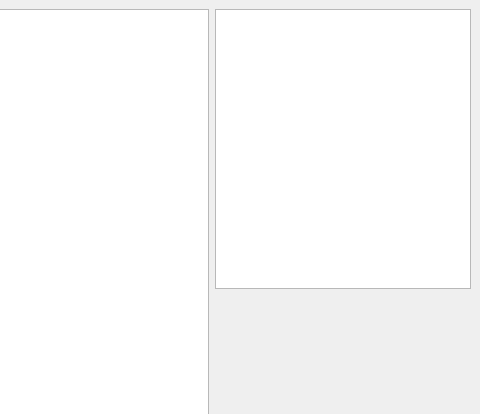
Qt form mainwindow.ui (ErdKoc/PDF-Editor) before a commit; both pictures show x 515 to 995 and y 0 to 414 of the 995 by 600 pixel window.
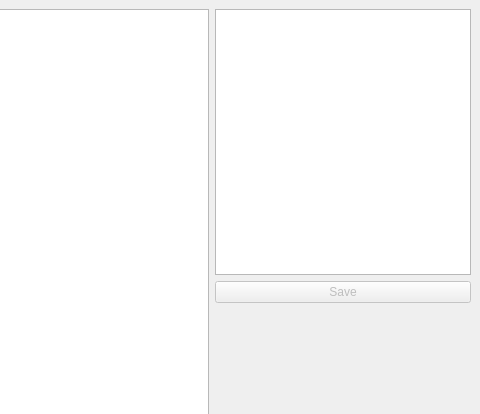
The same form after that commit.

Patch:
```diff
--- a/mainwindow.ui
+++ b/mainwindow.ui
@@ -42,6 +42,21 @@
           <horstretch>0</horstretch>
           <verstretch>0</verstretch>
          </sizepolicy>
+        </property>
+        <property name="font">
+         <font>
+          <pointsize>12</pointsize>
+         </font>
+        </property>
+       </widget>
+      </item>
+      <item>
+       <widget class="QPushButton" name="saveButton">
+        <property name="enabled">
+         <bool>false</bool>
+        </property>
+        <property name="text">
+         <string>Save</string>
         </property>
        </widget>
       </item>
```
Left out of the diff: 12 changed lines with no effect on the pictures.
